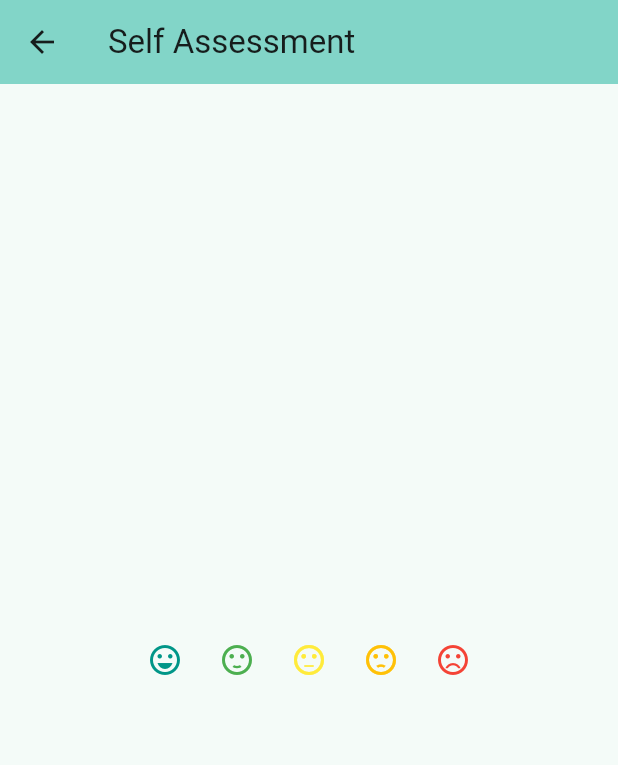
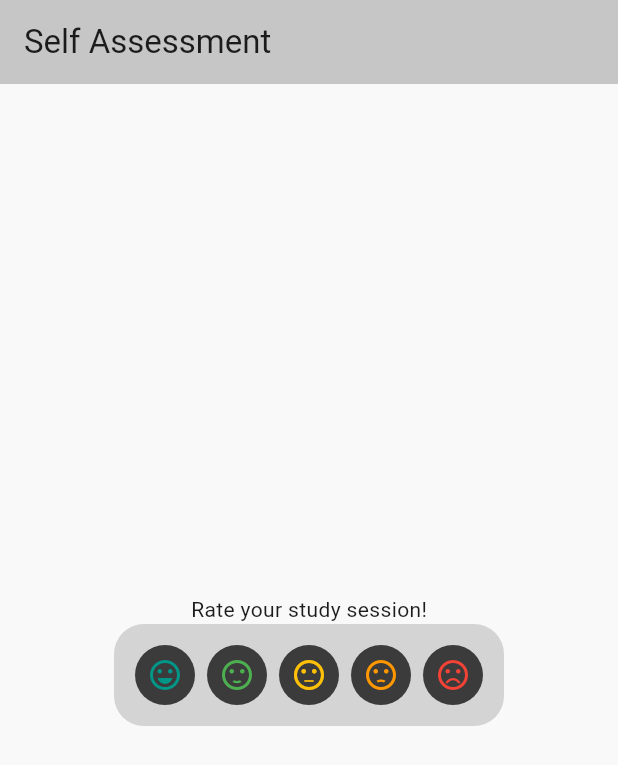
Before and after one commit to MaximilianMatisan/interactive_notifications, a Flutter app: the screen it shows after launch, after a tap on the "play arrow" icon, after a tap on the "stop" icon, on a phone screen of 412 x 824 dp. Shown: the top 765 px of the screen. Run offline on Flutter 3.47's test engine with Material 3 defaults, Android fonts, the phone set to English and light mode, and no system bars.

Commit message:
Improved Style of self assessment page

```diff
--- a/lib/main.dart
+++ b/lib/main.dart
@@ -14,7 +14,10 @@ class MyApp extends StatelessWidget {
     return MaterialApp(
       title: 'Flutter Demo',
       theme: ThemeData(
-        colorScheme: .fromSeed(seedColor: Colors.teal),
+        colorScheme: ColorScheme.fromSeed(
+          seedColor: Colors.grey,
+          dynamicSchemeVariant: DynamicSchemeVariant.monochrome
+        )
       ),
       home: const MyHomePage(),
     );
--- a/lib/models/mood.dart
+++ b/lib/models/mood.dart
@@ -4,8 +4,8 @@ import 'package:flutter/material.dart';
 enum Mood {
   perfect(icon: Icons.sentiment_very_satisfied, color: Colors.teal),
   good(icon: Icons.sentiment_satisfied, color: Colors.green),
-  normal(icon: Icons.sentiment_neutral, color: Colors.yellow),
-  bad(icon: Icons.sentiment_dissatisfied, color: Colors.amber),
+  normal(icon: Icons.sentiment_neutral, color: Colors.amber),
+  bad(icon: Icons.sentiment_dissatisfied, color: Colors.orange),
   miserable(icon: Icons.sentiment_very_dissatisfied, color: Colors.red);
 
   final IconData icon;
--- a/lib/pages/home_page.dart
+++ b/lib/pages/home_page.dart
@@ -58,7 +58,7 @@ class _MyHomePageState extends State<MyHomePage> {
   }
 
   void _switchToSelfAssessment() {
-    Navigator.push(
+    Navigator.pushReplacement(
         context,
         MaterialPageRoute(builder: (context) => SelfAssessmentPage())
     );
--- a/lib/pages/self_assessment_page.dart
+++ b/lib/pages/self_assessment_page.dart
@@ -1,4 +1,5 @@
 import 'package:flutter/material.dart';
+import 'package:interactive_notifications/pages/home_page.dart';
 
 import '../widgets/self_assessment.dart';
 
@@ -14,6 +15,16 @@ class SelfAssessmentPage extends StatefulWidget {
 
 class _SelfAssessmentPageState extends State<SelfAssessmentPage> {
 
+  void _rateStudySession() {
+    _switchToHomescreen();
+  }
+  void _switchToHomescreen() {
+    Navigator.pushReplacement(
+      context,
+      MaterialPageRoute(builder: (context) => MyHomePage())
+    );
+  }
+
   @override
   Widget build(BuildContext context) {
     return Scaffold(
@@ -22,7 +33,13 @@ class _SelfAssessmentPageState extends State<SelfAssessmentPage> {
         title: Text(widget.title),
       ),
       body: Center(
-        child: SelfAssessment()
+        child: Column(
+          mainAxisAlignment: .center,
+          children: [
+            Text( 'Rate your study session!' ),
+            SelfAssessment(onPress: _rateStudySession,)
+          ]
+        )
       ),
     );
   }
--- a/lib/widgets/self_assessment.dart
+++ b/lib/widgets/self_assessment.dart
@@ -4,19 +4,31 @@ import 'package:flutter/material.dart';
 import '../models/mood.dart';
 
 class SelfAssessment extends StatelessWidget {
-  const SelfAssessment({super.key});
+  const SelfAssessment({super.key, required this.onPress});
+
+  final VoidCallback onPress;
 
   @override
   Widget build(BuildContext context) {
-    return Row (
+    return Container(
+      padding: EdgeInsetsGeometry.all(10),
+      decoration: BoxDecoration(
+        color: Theme.of(context).colorScheme.secondaryContainer,
+        borderRadius: BorderRadius.circular(20)
+      ),
+      child: Row (
         mainAxisAlignment: .center,
+        mainAxisSize: .min,
         children: [
           for (final mood in Mood.values)
             IconButton(
-            onPressed: () {  },
-            icon: Icon(mood.icon, color: mood.color)
+              onPressed: onPress,
+              icon: Icon(mood.icon, color: mood.color),
+              style: IconButton.styleFrom(
+                backgroundColor: Theme.of(context).colorScheme.primaryContainer
+              )
             )
         ],
-    );
+    ));
   }
 }
```
Lines whose indentation alone changed are shown as unchanged.
